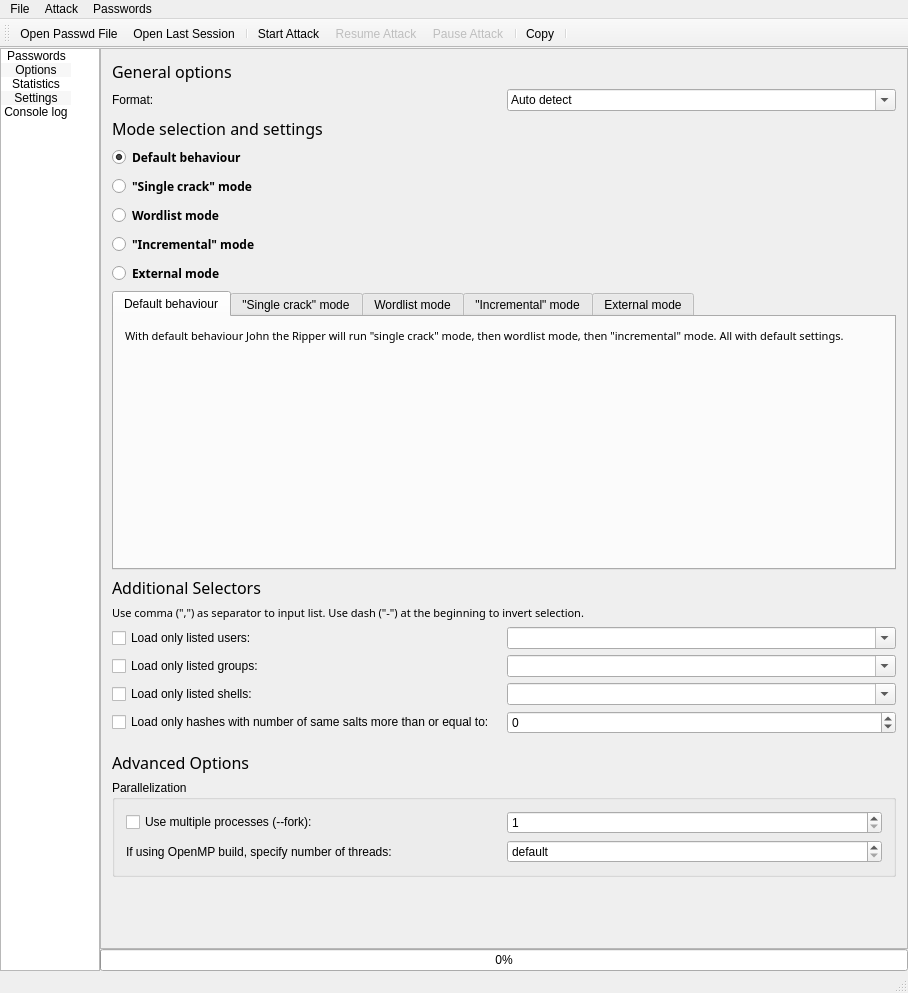
Qt form mainwindow.ui (openwall/johnny) before a commit.
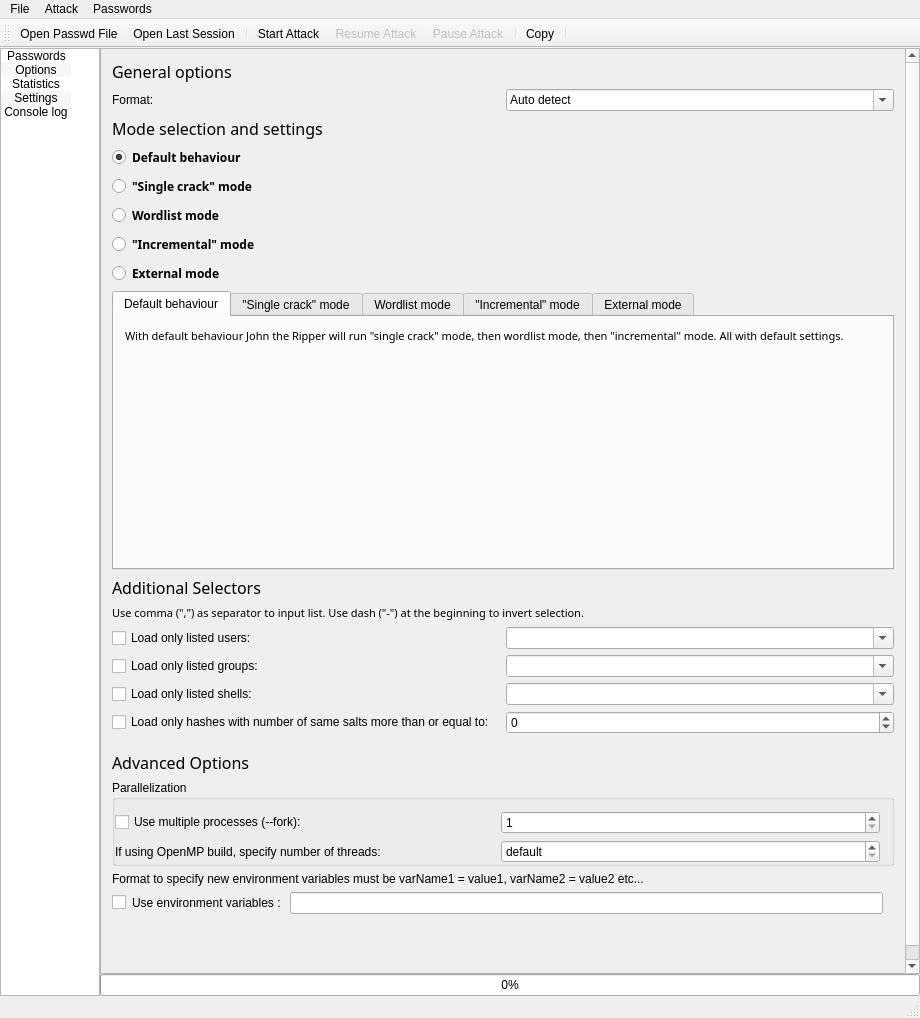
The same form after that commit. Icons and pictures are not drawn.

Commit message: Add a way for user to specify new environment variables for john process

Diff of the .ui file:
```diff
--- a/mainwindow.ui
+++ b/mainwindow.ui
@@ -6,8 +6,8 @@
    <rect>
     <x>0</x>
     <y>0</y>
-    <width>908</width>
-    <height>993</height>
+    <width>920</width>
+    <height>1018</height>
    </rect>
   </property>
   <property name="sizePolicy">
@@ -245,8 +245,8 @@
             <rect>
              <x>0</x>
              <y>0</y>
-             <width>800</width>
-             <height>891</height>
+             <width>812</width>
+             <height>941</height>
             </rect>
            </property>
            <layout class="QVBoxLayout" name="verticalLayout_5">
@@ -922,6 +922,9 @@
             <item>
              <widget class="QWidget" name="advancesOptionsWidget" native="true">
               <layout class="QVBoxLayout" name="verticalLayout_21">
+               <property name="spacing">
+                <number>6</number>
+               </property>
                <property name="leftMargin">
                 <number>0</number>
                </property>
@@ -947,6 +950,12 @@
                   <string>Parallelization</string>
                  </property>
                  <layout class="QVBoxLayout" name="verticalLayout_12">
+                  <property name="leftMargin">
+                   <number>0</number>
+                  </property>
+                  <property name="bottomMargin">
+                   <number>0</number>
+                  </property>
                   <item>
                    <widget class="QWidget" name="widget_Fork" native="true">
                     <layout class="QHBoxLayout" name="horizontalLayout_15">
@@ -982,6 +991,9 @@
                   <item>
                    <widget class="QWidget" name="widget_OpenMP" native="true">
                     <layout class="QHBoxLayout" name="horizontalLayout_6">
+                     <property name="spacing">
+                      <number>6</number>
+                     </property>
                      <property name="leftMargin">
                       <number>0</number>
                      </property>
@@ -1014,6 +1026,53 @@
                  </layout>
                 </widget>
                </item>
+               <item>
+                <widget class="QLabel" name="label_instructionEnvironmentVar">
+                 <property name="font">
+                  <font>
+                   <family>Ubuntu</family>
+                   <pointsize>9</pointsize>
+                   <weight>50</weight>
+                   <bold>false</bold>
+                  </font>
+                 </property>
+                 <property name="text">
+                  <string>Format to specify new environment variables must be varName1 = value1, varName2 = value2 etc...</string>
+                 </property>
+                 <property name="margin">
+                  <number>0</number>
+                 </property>
+                </widget>
+               </item>
+               <item>
+                <widget class="QWidget" name="widget_EnvironmentVar" native="true">
+                 <layout class="QHBoxLayout" name="horizontalLayout_20">
+                  <property name="leftMargin">
+                   <number>0</number>
+                  </property>
+                  <property name="topMargin">
+                   <number>0</number>
+                  </property>
+                  <item>
+                   <widget class="QCheckBox" name="checkBox_EnvironmentVar">
+                    <property name="text">
+                     <string/>
+                    </property>
+                   </widget>
+                  </item>
+                  <item>
+                   <widget class="QLabel" name="label_10">
+                    <property name="text">
+                     <string>Use environment variables : </string>
+                    </property>
+                   </widget>
+                  </item>
+                  <item>
+                   <widget class="QLineEdit" name="lineEdit_EnvironmentVar"/>
+                  </item>
+                 </layout>
+                </widget>
+               </item>
               </layout>
              </widget>
             </item>
@@ -1300,7 +1359,7 @@
     <rect>
      <x>0</x>
      <y>0</y>
-     <width>908</width>
+     <width>920</width>
      <height>20</height>
     </rect>
    </property>
```
The commit also changes 1 other file.
